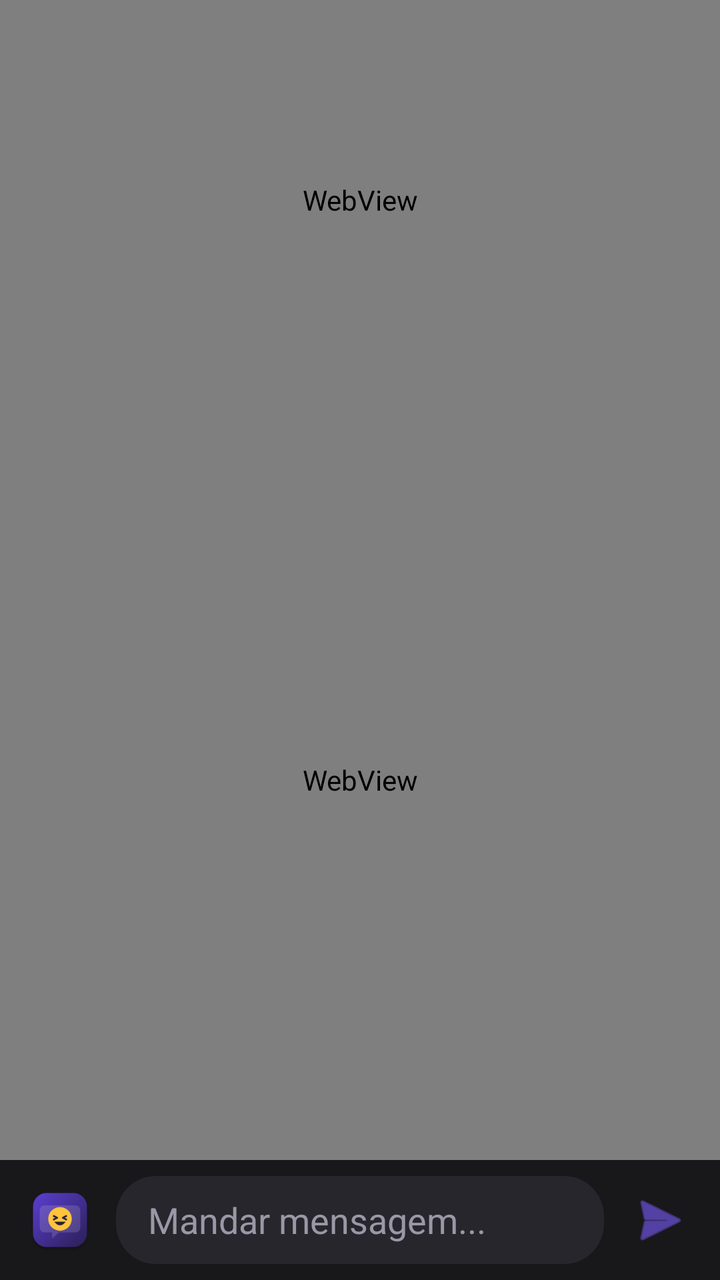
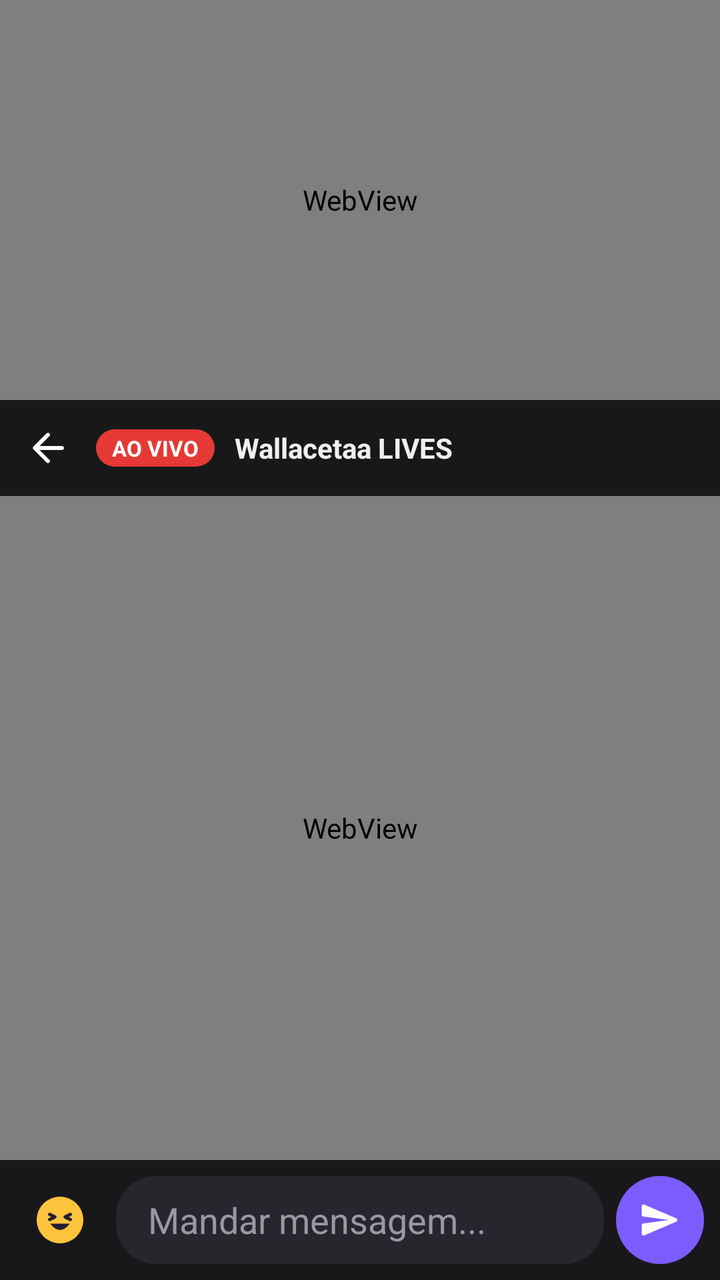

The first picture is an Android layout as it rendered before a commit; the second is the same layout after the commit. The layout source and the unified diff follow.
<!-- AndroidManifest.xml: application theme Theme.BiruTV -->
<!-- res/layout/activity_live.xml -->
<?xml version="1.0" encoding="utf-8"?>
<LinearLayout xmlns:android="http://schemas.android.com/apk/res/android"
    android:layout_width="match_parent"
    android:layout_height="match_parent"
    android:background="@color/bg"
    android:fitsSystemWindows="true"
    android:orientation="vertical">

    <FrameLayout
        android:id="@+id/player_box"
        android:layout_width="match_parent"
        android:layout_height="200dp"
        android:background="#000000">

        <WebView
            android:id="@+id/player"
            android:layout_width="match_parent"
            android:layout_height="match_parent" />

        <LinearLayout
            android:id="@+id/player_error"
            android:layout_width="match_parent"
            android:layout_height="match_parent"
            android:background="#000000"
            android:gravity="center"
            android:orientation="vertical"
            android:padding="16dp"
            android:visibility="gone">

            <TextView
                android:layout_width="wrap_content"
                android:layout_height="wrap_content"
                android:gravity="center"
                android:text="Essa live não deixa abrir o vídeo fora do YouTube.\nO chat com os emotes continua funcionando aqui embaixo."
                android:textColor="@color/text" />

            <com.google.android.material.button.MaterialButton
                android:id="@+id/open_youtube"
                android:layout_width="wrap_content"
                android:layout_height="wrap_content"
                android:layout_marginTop="12dp"
                android:text="Abrir vídeo no YouTube" />
        </LinearLayout>
    </FrameLayout>

    <WebView
        android:id="@+id/chat"
        android:layout_width="match_parent"
        android:layout_height="0dp"
        android:layout_weight="1" />

    <HorizontalScrollView
        android:id="@+id/suggest_scroll"
        android:layout_width="match_parent"
        android:layout_height="wrap_content"
        android:background="@color/surface"
        android:scrollbars="none"
        android:visibility="gone">

        <LinearLayout
            android:id="@+id/suggest"
            android:layout_width="wrap_content"
            android:layout_height="wrap_content"
            android:orientation="horizontal"
            android:paddingHorizontal="8dp"
            android:paddingTop="8dp" />
    </HorizontalScrollView>

    <LinearLayout
        android:layout_width="match_parent"
        android:layout_height="wrap_content"
        android:background="@color/surface"
        android:gravity="center_vertical"
        android:orientation="horizontal"
        android:padding="8dp">

        <ImageButton
            android:id="@+id/emote_btn"
            android:layout_width="44dp"
            android:layout_height="44dp"
            android:background="@android:color/transparent"
            android:contentDescription="Emotes"
            android:padding="4dp"
            android:scaleType="fitCenter"
            android:src="@mipmap/ic_launcher" />

        <EditText
            android:id="@+id/input"
            android:layout_width="0dp"
            android:layout_height="44dp"
            android:layout_marginHorizontal="6dp"
            android:layout_weight="1"
            android:background="@drawable/field_bg"
            android:hint="Mandar mensagem..."
            android:imeOptions="actionSend"
            android:inputType="textShortMessage|textCapSentences"
            android:maxLength="200"
            android:paddingHorizontal="16dp"
            android:singleLine="true"
            android:textColor="@color/text"
            android:textColorHint="@color/muted" />

        <ImageButton
            android:id="@+id/send_btn"
            android:layout_width="44dp"
            android:layout_height="44dp"
            android:background="@android:color/transparent"
            android:contentDescription="Enviar"
            android:src="@android:drawable/ic_menu_send"
            android:tint="@color/accent" />
    </LinearLayout>
</LinearLayout>
<!-- resources referenced by this layout -->
<resources>
  <color name="accent">#7C5CFF</color>
  <color name="bg">#0F0F12</color>
  <color name="muted">#9A98A6</color>
  <color name="surface">#18181B</color>
  <color name="text">#EFEFF1</color>
  <!-- drawable field_bg (drawable) -->
  <?xml version="1.0" encoding="utf-8"?>
  <shape xmlns:android="http://schemas.android.com/apk/res/android" android:shape="rectangle">
      <solid android:color="@color/field" />
      <corners android:radius="20dp" />
  </shape>
  <!-- mipmap ic_launcher: png bitmap (mipmap-hdpi, 5810 bytes) -->
  <style name="Theme.BiruTV" parent="Theme.Material3.Dark.NoActionBar">
          <item name="colorPrimary">@color/accent</item>
          <item name="colorOnPrimary">#FFFFFF</item>
          <item name="android:windowBackground">@color/bg</item>
          <item name="android:statusBarColor">@color/bg</item>
          <item name="android:navigationBarColor">@color/surface</item>
      </style>
  <color name="field">#26262C</color>
</resources>

<!-- the commit's change to res/layout/activity_live.xml (unified diff, before → after) -->
@@ -31,7 +31,7 @@
                 android:layout_width="wrap_content"
                 android:layout_height="wrap_content"
                 android:gravity="center"
-                android:text="Essa live não deixa abrir o vídeo fora do YouTube.\nO chat com os emotes continua funcionando aqui embaixo."
+                android:text="Essa live não deixa tocar o vídeo fora do YouTube.\nO chat com os emotes continua funcionando aqui embaixo."
                 android:textColor="@color/text" />
 
             <com.google.android.material.button.MaterialButton
@@ -42,6 +42,48 @@
                 android:text="Abrir vídeo no YouTube" />
         </LinearLayout>
     </FrameLayout>
+
+    
+    <LinearLayout
+        android:layout_width="match_parent"
+        android:layout_height="48dp"
+        android:background="@color/surface"
+        android:gravity="center_vertical"
+        android:orientation="horizontal"
+        android:paddingEnd="12dp">
+
+        <ImageButton
+            android:id="@+id/back"
+            android:layout_width="48dp"
+            android:layout_height="48dp"
+            android:background="?attr/selectableItemBackgroundBorderless"
+            android:contentDescription="Voltar"
+            android:src="@drawable/ic_back" />
+
+        <TextView
+            android:layout_width="wrap_content"
+            android:layout_height="wrap_content"
+            android:background="@drawable/pill_live"
+            android:paddingHorizontal="8dp"
+            android:paddingVertical="2dp"
+            android:text="AO VIVO"
+            android:textColor="#FFFFFF"
+            android:textSize="11sp"
+            android:textStyle="bold" />
+
+        <TextView
+            android:id="@+id/live_title"
+            android:layout_width="0dp"
+            android:layout_height="wrap_content"
+            android:layout_marginStart="10dp"
+            android:layout_weight="1"
+            android:ellipsize="end"
+            android:singleLine="true"
+            android:text="Wallacetaa LIVES"
+            android:textColor="@color/text"
+            android:textSize="14sp"
+            android:textStyle="bold" />
+    </LinearLayout>
 
     <WebView
         android:id="@+id/chat"
@@ -78,11 +120,11 @@
             android:id="@+id/emote_btn"
             android:layout_width="44dp"
             android:layout_height="44dp"
-            android:background="@android:color/transparent"
+            android:background="?attr/selectableItemBackgroundBorderless"
             android:contentDescription="Emotes"
-            android:padding="4dp"
+            android:padding="8dp"
             android:scaleType="fitCenter"
-            android:src="@mipmap/ic_launcher" />
+            android:src="@drawable/ic_emote" />
 
         <EditText
             android:id="@+id/input"
@@ -104,9 +146,10 @@
             android:id="@+id/send_btn"
             android:layout_width="44dp"
             android:layout_height="44dp"
-            android:background="@android:color/transparent"
+            android:background="@drawable/send_bg"
             android:contentDescription="Enviar"
-            android:src="@android:drawable/ic_menu_send"
-            android:tint="@color/accent" />
+            android:padding="11dp"
+            android:scaleType="fitCenter"
+            android:src="@drawable/ic_send" />
     </LinearLayout>
 </LinearLayout>
<!-- resource entries referenced after the edit -->
@@ -11,7 +11,31 @@
       <solid android:color="@color/field" />
       <corners android:radius="20dp" />
   </shape>
-  <!-- mipmap ic_launcher: png bitmap (mipmap-hdpi, 5810 bytes) -->
+  <!-- drawable ic_back (drawable) -->
+  <vector xmlns:android="http://schemas.android.com/apk/res/android" android:width="24dp" android:height="24dp" android:viewportWidth="24" android:viewportHeight="24" android:autoMirrored="true">
+      <path android:fillColor="#FFFFFF" android:pathData="M19,11H7.83l4.88,-4.88c0.39,-0.39 0.39,-1.03 0,-1.42 -0.39,-0.39 -1.02,-0.39 -1.41,0l-6.59,6.59c-0.39,0.39 -0.39,1.02 0,1.41l6.59,6.59c0.39,0.39 1.02,0.39 1.41,0 0.39,-0.39 0.39,-1.02 0,-1.41L7.83,13H19c0.55,0 1,-0.45 1,-1s-0.45,-1 -1,-1z" />
+  </vector>
+  <!-- drawable ic_emote (drawable) -->
+  <vector xmlns:android="http://schemas.android.com/apk/res/android" android:width="24dp" android:height="24dp" android:viewportWidth="24" android:viewportHeight="24">
+      <path android:fillColor="#FFC43D" android:pathData="M12,2a10,10 0,1 0,0.001 0z" />
+      <path android:strokeColor="#241F33" android:strokeWidth="1.4" android:strokeLineCap="round" android:strokeLineJoin="round" android:pathData="M7.6,9.6l2.2,1.1 -2.2,1.1M16.4,9.6l-2.2,1.1 2.2,1.1" />
+      <path android:fillColor="#241F33" android:pathData="M7.8,13.6Q12,19 16.2,13.6Z" />
+  </vector>
+  <!-- drawable ic_send (drawable) -->
+  <vector xmlns:android="http://schemas.android.com/apk/res/android" android:width="24dp" android:height="24dp" android:viewportWidth="24" android:viewportHeight="24">
+      <path android:fillColor="#FFFFFF" android:pathData="M3.4,20.4l17.45,-7.48c0.81,-0.35 0.81,-1.49 0,-1.84L3.4,3.6c-0.66,-0.29 -1.39,0.2 -1.39,0.91L2,9.12c0,0.5 0.37,0.93 0.87,0.99L17,12 2.87,13.88c-0.5,0.07 -0.87,0.5 -0.87,1l0.01,4.61c0,0.71 0.73,1.2 1.39,0.91z" />
+  </vector>
+  <!-- drawable pill_live (drawable) -->
+  <?xml version="1.0" encoding="utf-8"?>
+  <shape xmlns:android="http://schemas.android.com/apk/res/android" android:shape="rectangle">
+      <solid android:color="#E53935" />
+      <corners android:radius="12dp" />
+  </shape>
+  <!-- drawable send_bg (drawable) -->
+  <?xml version="1.0" encoding="utf-8"?>
+  <shape xmlns:android="http://schemas.android.com/apk/res/android" android:shape="oval">
+      <solid android:color="#7C5CFF" />
+  </shape>
   <style name="Theme.BiruTV" parent="Theme.Material3.Dark.NoActionBar">
           <item name="colorPrimary">@color/accent</item>
           <item name="colorOnPrimary">#FFFFFF</item>
